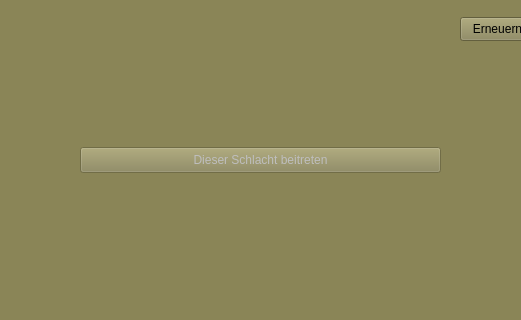
This is client_python/gui_prototype/JoinGameView.ui in DeRocketman/paf-group-f_eTanks as Qt 5 draws it before an edit; both pictures show x 340 to 861 and y 433 to 753 of the 1200 by 850 pixel window. The edited form follows.
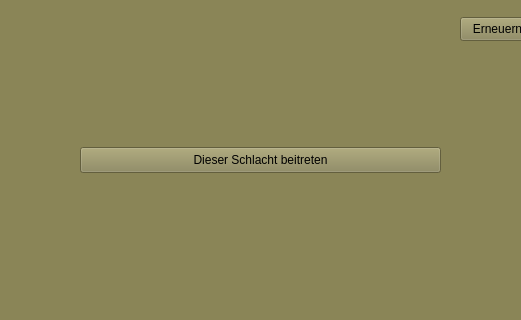
This is the edited form.

What changed in the file:
```diff
--- a/client_python/gui_prototype/JoinGameView.ui
+++ b/client_python/gui_prototype/JoinGameView.ui
@@ -162,7 +162,7 @@
   </widget>
   <widget class="QPushButton" name="joinSelectedButton">
    <property name="enabled">
-    <bool>false</bool>
+    <bool>true</bool>
    </property>
    <property name="geometry">
     <rect>
```
